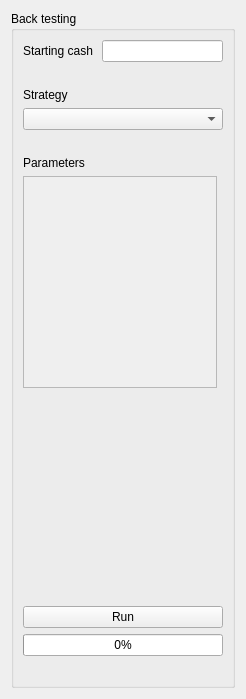
Skinok/backtrader-pyqt-ui, file ui/strategyTester.ui: the form before one commit.
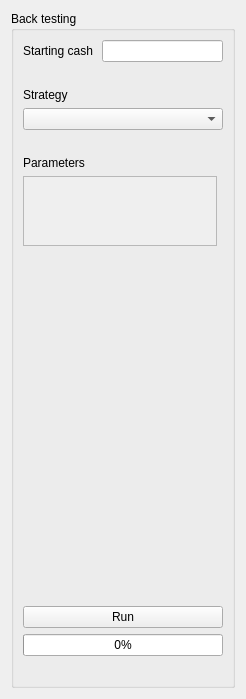
The form after the commit.

What changed in the file:
```diff
--- a/ui/strategyTester.ui
+++ b/ui/strategyTester.ui
@@ -37,7 +37,25 @@
        </widget>
       </item>
       <item row="7" column="0">
-       <widget class="QScrollArea" name="scrollArea">
+       <widget class="QScrollArea" name="parametersScrollArea">
+        <property name="sizePolicy">
+         <sizepolicy hsizetype="Expanding" vsizetype="Minimum">
+          <horstretch>0</horstretch>
+          <verstretch>0</verstretch>
+         </sizepolicy>
+        </property>
+        <property name="minimumSize">
+         <size>
+          <width>0</width>
+          <height>50</height>
+         </size>
+        </property>
+        <property name="maximumSize">
+         <size>
+          <width>16777215</width>
+          <height>250</height>
+         </size>
+        </property>
         <property name="widgetResizable">
          <bool>true</bool>
         </property>
@@ -47,7 +65,7 @@
            <x>0</x>
            <y>0</y>
            <width>192</width>
-           <height>210</height>
+           <height>69</height>
           </rect>
          </property>
          <layout class="QVBoxLayout" name="verticalLayout">
```
Left out of the diff: 2 changed lines with no effect on the pictures.
